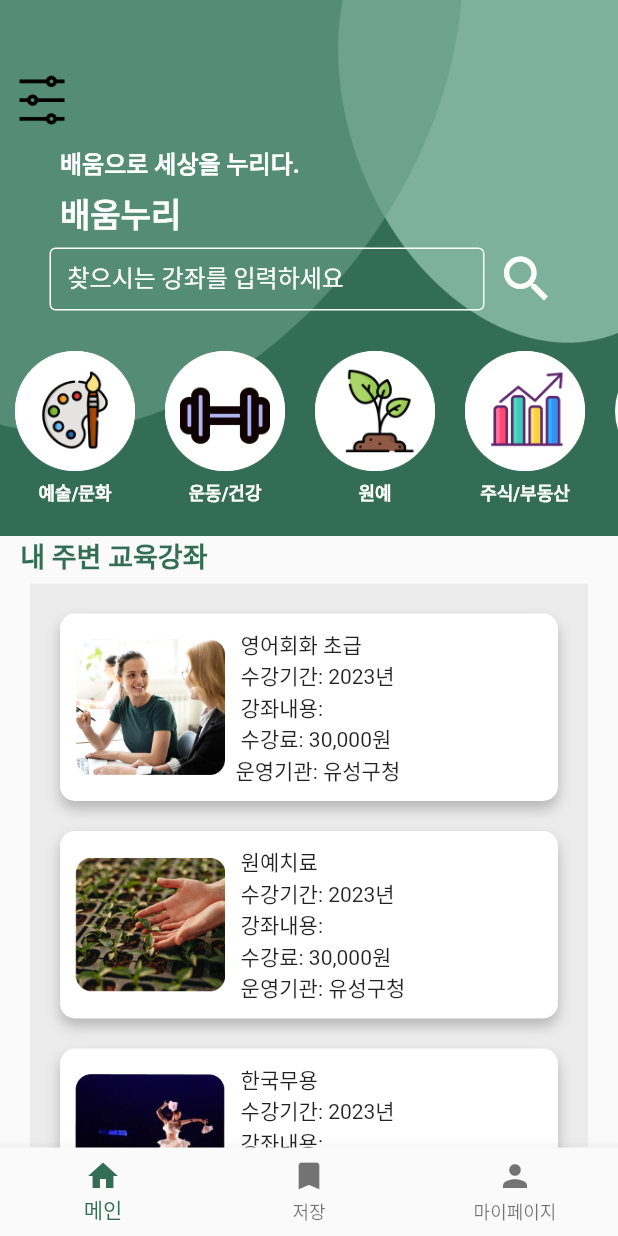
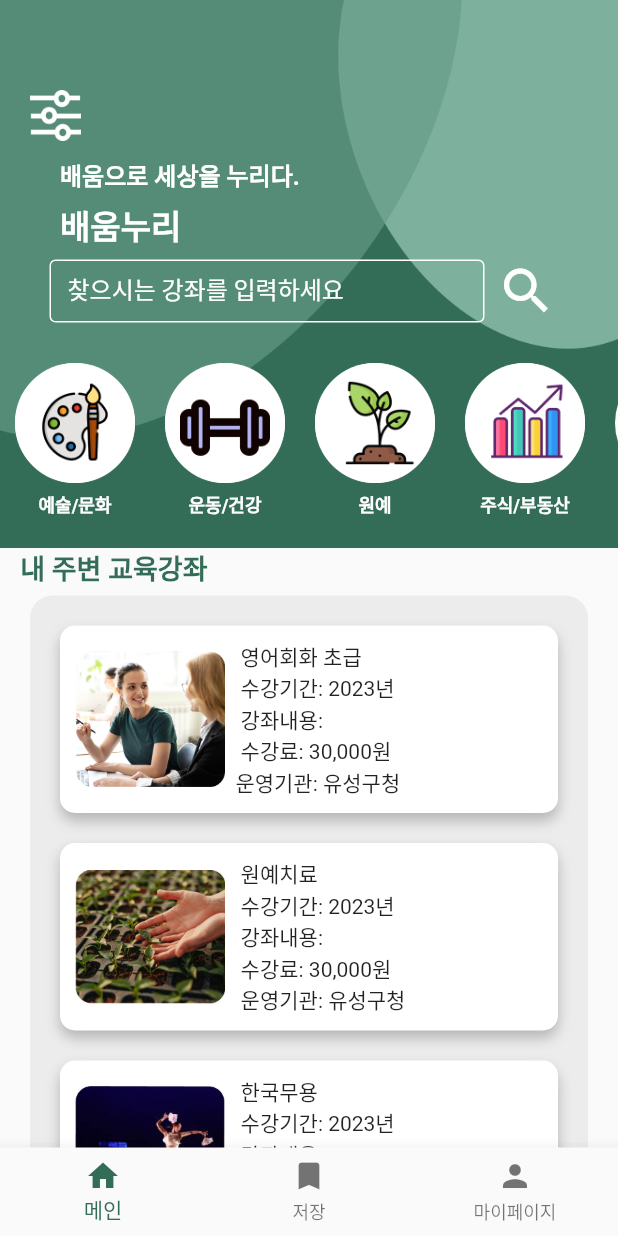
Before and after one commit to sangjun19/BaumNuri, a Flutter app: the screen it shows after launch, on a phone screen of 412 x 824 dp. Run offline on Flutter 3.47's test engine with Material 2 defaults, Android fonts, the phone set to English and light mode, and no system bars.

Commit message:
filter icon changed, main background rounded

```diff
--- a/lib/around_lecture.dart
+++ b/lib/around_lecture.dart
@@ -33,6 +33,8 @@ class around_lecture extends StatelessWidget {
             padding: const EdgeInsets.all(10),
             decoration: const BoxDecoration(
               color: Color(0xFFECECEC),
+              borderRadius: BorderRadius.all(Radius.circular(15)),
+
             ),
             child: Column(
               children: create_lecture(context),
@@ -42,8 +44,6 @@ class around_lecture extends StatelessWidget {
     );
   }
 }
-
-
 
 List<Widget> create_lecture(BuildContext context) {
   List<Widget> lecture = [];
--- a/lib/information.dart
+++ b/lib/information.dart
@@ -80,7 +80,7 @@ class information extends StatelessWidget {
                           Flexible(
                             flex: 1,
                             child: IconButton(
-                              iconSize: 30,
+                              iconSize: 34,
                               icon: Icon(Icons.bookmark_outline),
                               onPressed: () {},
                             ),
--- a/lib/main_page.dart
+++ b/lib/main_page.dart
@@ -39,8 +39,8 @@ class _main_page extends State<main_page> {
               children: [
                 SizedBox(height: 40,),
                 IconButton(
-                  //padding: const EdgeInsets.all(20),
-                    iconSize: 40,
+                    padding: const EdgeInsets.fromLTRB(20, 20, 0, 10),
+                    iconSize: 34,
                     onPressed: () {
                       print("filter");
                     },
```
Also changed, not shown: images/filter.png, pubspec.lock.
